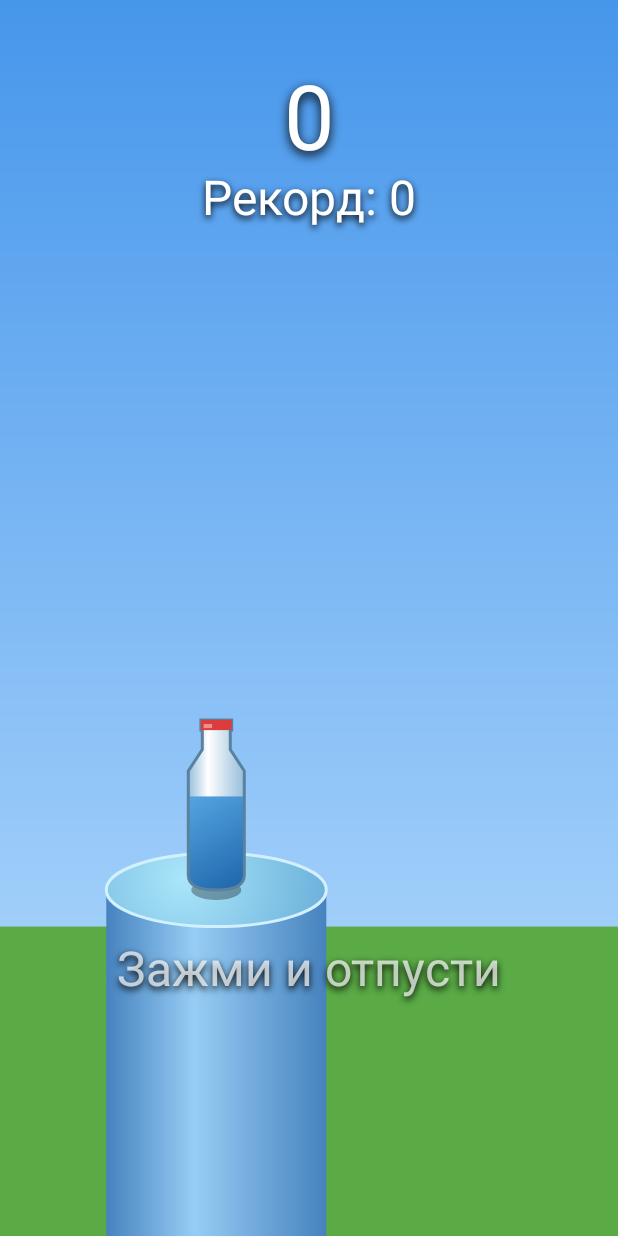
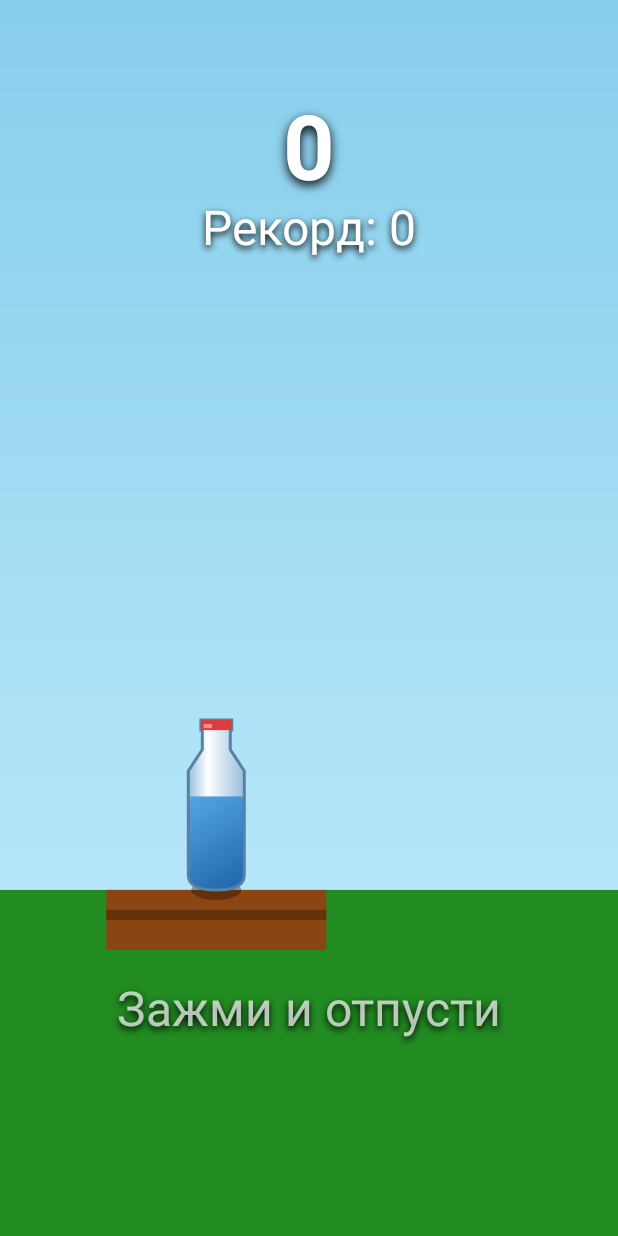
Before and after one commit to Nevesom1/BottleFlipGame, an Android app: the screen it shows after launch (MainActivity), on a phone screen of 412 x 824 dp. Run offline under Robolectric (Android 15) with nearby library versions, the phone set to English and light mode, and no system bars; our stand-ins replace AdMob; 1 statement that could not run was skipped.

Commit message:
Update GameView.kt

```diff
--- a/app/src/main/java/com/example/bottleflip/GameView.kt
+++ b/app/src/main/java/com/example/bottleflip/GameView.kt
@@ -7,15 +7,19 @@ import android.media.ToneGenerator
 import android.view.MotionEvent
 import android.view.View
 import kotlin.math.abs
-import kotlin.math.cos
 import kotlin.math.sin
 import kotlin.random.Random
 
 class GameView(context: Context) : View(context) {
 
-    // ДОБАВЛЕН STATE.MENU
     private enum class State { MENU, READY, CHARGING, FLYING, LANDED, GAMEOVER }
-    private var state = State.MENU // Игра начинается с меню!
+    private var state = State.MENU
+
+    // Локации
+    private enum class Theme {
+        BACKYARD, LIVING_ROOM, KITCHEN, GARAGE,
+        GARDEN, STORE, AIRPORT, SPACE
+    }
 
     private val prefs = context.getSharedPreferences("bottle_flip_prefs", Context.MODE_PRIVATE)
     private var best = prefs.getInt("best_score", 0)
@@ -27,34 +31,48 @@ class GameView(context: Context) : View(context) {
     private var bottleVY = 0f
     private var rot = 0f
     private var rotVel = 0f
+    private var scaleY = 1f
+    private var bounceVel = 0f
     private var camX = 0f
 
     private val bottleW = 56f
     private val bottleH = 170f
-    private val platformW = 220f
+
+    // Предметы (платформы)
+    private data class Item(val x: Float, val width: Float)
+    private val items = mutableListOf<Item>()
+    private var currentIdx = 0
 
     private val gravity = 1.2f
     private val launchVY = -30f
     private val minVX = 4f
     private val maxVX = 20f
-    private val minRotVel = 6f
-    private val maxRotVel = 24f
+    private val minRotVel = 7f
+    private val maxRotVel = 28f
     private val uprightTol = 70f
 
     private var chargeStart = 0L
     private var power = 0f
     private val maxChargeMs = 1000L
 
-    private val platforms = mutableListOf<Float>()
-    private var currentIdx = 0
     private var landTimer = 0
     private var score = 0
     private var initialized = false
     private var pulseTime = 0L
 
+    private val density = resources.displayMetrics.density
+    private val adBannerHeight = 60 * density
+
+    private val platformTopY: Float get() = height * 0.72f
+
+    // Текущая тема
+    private val currentTheme: Theme get() = Theme.values()[(score / 10) % Theme.values().size]
+
     // Paints
-    private val skyPaint = Paint()
-    private val groundPaint = Paint().apply { color = Color.rgb(90, 170, 70); isAntiAlias = true }
+    private val bgPaint = Paint().apply { isAntiAlias = true }
+    private val floorPaint = Paint().apply { isAntiAlias = true; color = Color.rgb(60, 60, 60) }
+    private val objectPaint = Paint().apply { isAntiAlias = true }
+    private val objectDetailPaint = Paint().apply { isAntiAlias = true }
     private val bottleBodyPaint = Paint().apply { isAntiAlias = true }
     private val waterPaint = Paint().apply { isAntiAlias = true }
     private val shadowPaint = Paint().apply { color = Color.argb(80, 0, 0, 0); isAntiAlias = true }
@@ -63,13 +81,9 @@ class GameView(context: Context) : View(context) {
     private val outlinePaint = Paint().apply {
         style = Paint.Style.STROKE; color = Color.rgb(90, 130, 160); strokeWidth = 3f; isAntiAlias = true
     }
-    private val platformSidePaint = Paint().apply { isAntiAlias = true }
-    private val platformTopPaint = Paint().apply { isAntiAlias = true }
-    private val platformEdgePaint = Paint().apply {
-        style = Paint.Style.STROKE; color = Color.rgb(210, 240, 255); strokeWidth = 3f; isAntiAlias = true
-    }
     private val textPaint = Paint().apply {
         color = Color.WHITE; textSize = 90f; textAlign = Paint.Align.CENTER; isAntiAlias = true
+        typeface = Typeface.create(Typeface.DEFAULT, Typeface.BOLD)
         setShadowLayer(8f, 0f, 4f, Color.BLACK)
     }
     private val titlePaint = Paint().apply {
@@ -92,9 +106,6 @@ class GameView(context: Context) : View(context) {
     }
     private val overlayPaint = Paint().apply { color = Color.argb(160, 0, 0, 0) }
 
-    private val platformTopY: Float get() = height * 0.72f
-    private val adBannerHeight = 150f // Примерная высота, чтобы UI не залезал под баннер
-
     override fun onSizeChanged(w: Int, h: Int, oldw: Int, oldh: Int) {
         super.onSizeChanged(w, h, oldw, oldh)
         if (!initialized) { initialized = true; reset() }
@@ -106,12 +117,13 @@ class GameView(context: Context) : View(context) {
     }
 
     private fun reset() {
-        platforms.clear()
-        platforms.add(200f)
-        repeat(6) { platforms.add(platforms.last() + pickDistance()) }
+        items.clear()
+        items.add(Item(200f, 220f))
+        repeat(6) { items.add(Item(items.last().x + pickDistance(), 160f + Random.nextFloat() * 100f)) }
         currentIdx = 0
-        bottleX = platforms[0]
+        bottleX = items[0].x
         bottleVX = 0f; bottleVY = 0f; rot = 0f; rotVel = 0f
+        scaleY = 1f; bounceVel = 0f
         camX = bottleX - width * 0.35f
         score = 0
         power = 0f
@@ -128,10 +140,12 @@ class GameView(context: Context) : View(context) {
     private fun snapBottle() {
         bottleY = platformTopY - bottleH / 2
         rot = 0f; bottleVX = 0f; bottleVY = 0f
+        scaleY = 1f
     }
 
     private fun update() {
         pulseTime += 16
+
         if (state == State.CHARGING) {
             power = ((System.currentTimeMillis() - chargeStart).toFloat() / maxChargeMs).coerceIn(0f, 1f)
         }
@@ -141,16 +155,26 @@ class GameView(context: Context) : View(context) {
                 bottleVY += gravity
                 bottleX += bottleVX
                 bottleY += bottleVY
+
+                rotVel *= 0.99f
                 rot += rotVel
+
                 checkLanding()
                 if (bottleY > height + 400) gameOver()
             }
             State.LANDED -> {
                 landTimer--
+                if (bounceVel > 0.1f || bounceVel < -0.1f) {
+                    scaleY += bounceVel
+                    bounceVel *= 0.8f
+                } else {
+                    scaleY = 1f
+                }
+
                 if (landTimer <= 0) {
                     currentIdx++
-                    while (currentIdx + 5 >= platforms.size)
-                        platforms.add(platforms.last() + pickDistance())
+                    while (currentIdx + 5 >= items.size)
+                        items.add(Item(items.last().x + pickDistance(), 160f + Random.nextFloat() * 100f))
                     snapBottle()
                     state = State.READY
                 }
@@ -174,13 +198,14 @@ class GameView(context: Context) : View(context) {
     private fun checkLanding() {
         if (bottleVY <= 0) return
         val rad = Math.toRadians(rot.toDouble())
-        val bottomOff = (bottleW / 2 * abs(sin(rad)) + bottleH / 2 * abs(cos(rad))).toFloat()
+        val bottomOff = (bottleW / 2 * abs(sin(rad)) + bottleH / 2 * abs(Math.cos(rad))).toFloat()
         val bottleBottom = bottleY + bottomOff
         if (bottleBottom < platformTopY) return
 
-        for (i in platforms.indices) {
-            val pX = platforms[i]
-            if (bottleX in (pX - platformW / 2)..(pX + platformW / 2)) {
+        for (i in items.indices) {
+            val item = items[i]
+            // Проверка, попали ли мы на предмет
+            if (bottleX in (item.x - item.width / 2)..(item.x + item.width / 2)) {
                 if (i == currentIdx + 1) {
                     val norm = ((rot % 360f) + 360f) % 360f
                     val upright = norm < uprightTol || norm > 360f - uprightTol
@@ -189,6 +214,8 @@ class GameView(context: Context) : View(context) {
                         state = State.LANDED
                         landTimer = 25
                         score++
+                        scaleY = 0.8f
+                        bounceVel = 0.05f
                         toneGen.startTone(ToneGenerator.TONE_PROP_ACK, 150)
                     } else {
                         bottleY = platformTopY - bottomOff
@@ -196,7 +223,7 @@ class GameView(context: Context) : View(context) {
                         gameOver()
                     }
                 } else {
-                    gameOver()
+                    gameOver() // Промахнулись мимо нужного предмета
                 }
                 return
             }
@@ -206,36 +233,34 @@ class GameView(context: Context) : View(context) {
     override fun onDraw(canvas: Canvas) {
         update()
 
-        // Отрисовка фона (всегда)
-        skyPaint.shader = LinearGradient(0f, 0f, 0f, height.toFloat(), Color.rgb(70, 150, 235), Color.rgb(190, 225, 255), Shader.TileMode.CLAMP)
-        canvas.drawRect(0f, 0f, width.toFloat(), height.toFloat(), skyPaint)
-        canvas.drawRect(0f, platformTopY + platformW / 6f, width.toFloat(), height.toFloat(), groundPaint)
+        val theme = currentTheme
+        drawBackground(canvas, theme)
 
-        // Логика отрисовки в зависимости от состояния
         if (state == State.MENU) {
             drawMenu(canvas)
         } else {
-            // Отрисовка игрового мира
-            for (pWorldX in platforms) {
-                val pX = pWorldX - camX
-                if (pX < -platformW || pX > width + platformW) continue
-                drawPlatform(canvas, pX)
+            // Рисуем предметы
+            for (i in items.indices) {
+                val item = items[i]
+                val pX = item.x - camX
+                if (pX < -item.width || pX > width + item.width) continue
+                drawItem(canvas, pX, item.width, theme)
             }
 
+            // Тень
             val shadowY = platformTopY
             val shadowScale = (1f - (shadowY - bottleY) / 800f).coerceIn(0.3f, 1f)
             canvas.drawOval(bottleX - camX - (bottleW/2) * shadowScale, shadowY - 10f, bottleX - camX + (bottleW/2) * shadowScale, shadowY + 10f, shadowPaint)
 
             drawBottle(canvas)
 
-            // HUD
-            canvas.drawText(score.toString(), width / 2f, 150f, textPaint)
-            canvas.drawText("Рекорд: $best", width / 2f, 215f, smallPaint)
+            canvas.drawText(score.toString(), width / 2f, 180f, textPaint)
+            canvas.drawText("Рекорд: $best", width / 2f, 245f, smallPaint)
 
             if (state == State.CHARGING) {
                 val bw = width * 0.65f
                 val bx = (width - bw) / 2f
-                val by = height - adBannerHeight - 100f // Поднимаем полосу над баннером
+                val by = height - adBannerHeight - 100f
                 val bh = 34f
                 canvas.drawRoundRect(bx, by, bx + bw, by + bh, 17f, 17f, powerBgPaint)
                 canvas.drawRoundRect(bx, by, bx + bw * power, by + bh, 17f, 17f, powerFillPaint)
@@ -244,7 +269,7 @@ class GameView(context: Context) : View(context) {
             if (state == State.READY) {
                 val alpha = (128 + 127 * sin(pulseTime / 300.0)).toInt()
                 smallPaint.alpha = alpha
-                canvas.drawText("Зажми и отпусти", width / 2f, height - adBannerHeight - 100f, smallPaint)
+                canvas.drawText("Зажми и отпусти", width / 2f, height - adBannerHeight - 120f, smallPaint)
                 smallPaint.alpha = 255
             }
 
@@ -259,15 +284,112 @@ class GameView(context: Context) : View(context) {
         postInvalidateOnAnimation()
     }
 
-    // НОВЫЙ МЕТОД ДЛЯ ОТРИСОВКИ МЕНЮ
+    private fun drawBackground(canvas: Canvas, theme: Theme) {
+        val bgColorTop: Int
+        val bgColorBottom: Int
+        val floorColor: Int
+
+        when (theme) {
+            Theme.BACKYARD -> { bgColorTop = Color.rgb(135, 206, 235); bgColorBottom = Color.rgb(200, 240, 255); floorColor = Color.rgb(34, 139, 34) }
+            Theme.LIVING_ROOM -> { bgColorTop = Color.rgb(220, 200, 180); bgColorBottom = Color.rgb(240, 220, 200); floorColor = Color.rgb(139, 69, 19) }
+            Theme.KITCHEN -> { bgColorTop = Color.rgb(255, 250, 240); bgColorBottom = Color.rgb(245, 245, 220); floorColor = Color.rgb(169, 169, 169) }
+            Theme.GARAGE -> { bgColorTop = Color.rgb(105, 105, 105); bgColorBottom = Color.rgb(150, 150, 150); floorColor = Color.rgb(80, 80, 80) }
+            Theme.GARDEN -> { bgColorTop = Color.rgb(152, 251, 152); bgColorBottom = Color.rgb(200, 255, 200); floorColor = Color.rgb(34, 139, 34) }
+            Theme.STORE -> { bgColorTop = Color.rgb(230, 230, 250); bgColorBottom = Color.rgb(255, 255, 255); floorColor = Color.rgb(200, 200, 200) }
+            Theme.AIRPORT -> { bgColorTop = Color.rgb(176, 196, 222); bgColorBottom = Color.rgb(200, 220, 250); floorColor = Color.rgb(112, 128, 144) }
+            Theme.SPACE -> { bgColorTop = Color.BLACK; bgColorBottom = Color.rgb(25, 25, 112); floorColor = Color.rgb(50, 50, 50) }
+        }
+
+        bgPaint.shader = LinearGradient(0f, 0f, 0f, height.toFloat(), bgColorTop, bgColorBottom, Shader.TileMode.CLAMP)
+        canvas.drawRect(0f, 0f, width.toFloat(), height.toFloat(), bgPaint)
+
+        // Пол
+        floorPaint.color = floorColor
+        canvas.drawRect(0f, platformTopY, width.toFloat(), height.toFloat(), floorPaint)
+    }
+
+    private fun drawItem(canvas: Canvas, x: Float, w: Float, theme: Theme) {
+        val topY = platformTopY
+        val hw = w / 2
+
+        when (theme) {
+            Theme.BACKYARD -> {
+                // Лавочка / ящик
+                objectPaint.color = Color.rgb(139, 69, 19) // Дерево
+                canvas.drawRect(x - hw, topY, x + hw, topY + 60f, objectPaint)
+                objectDetailPaint.color = Color.rgb(100, 50, 10)
+                canvas.drawRect(x - hw, topY + 20f, x + hw, topY + 30f, objectDetailPaint)
+            }
+            Theme.LIVING_ROOM -> {
+                // Диван
+                objectPaint.color = Color.rgb(200, 50, 50) // Красный диван
+                canvas.drawRoundRect(x - hw, topY, x + hw, topY + 80f, 20f, 20f, objectPaint)
+                objectDetailPaint.color = Color.rgb(150, 30, 30)
+                canvas.drawRoundRect(x - hw + 10f, topY + 10f, x - hw + w/2 - 10f, topY + 60f, 10f, 10f, objectDetailPaint)
+                canvas.drawRoundRect(x - hw + w/2 + 10f, topY + 10f, x + hw - 10f, topY + 60f, 10f, 10f, objectDetailPaint)
+            }
+            Theme.KITCHEN -> {
+                // Стол
+                objectPaint.color = Color.rgb(160, 82, 45) // Деревянный стол
+                canvas.drawRect(x - hw, topY, x + hw, topY + 20f, objectPaint)
+                canvas.drawRect(x - hw + 20f, topY + 20f, x - hw + 40f, topY + 120f, objectPaint) // Ножка
+                canvas.drawRect(x + hw - 40f, topY + 20f, x + hw - 20f, topY + 120f, objectPaint) // Ножка
+            }
+            Theme.GARAGE -> {
+                // Колесо / бочка
+                objectPaint.color = Color.rgb(40, 40, 40)
+                canvas.drawRoundRect(x - hw, topY, x + hw, topY + 100f, 30f, 30f, objectPaint)
+                objectDetailPaint.color = Color.rgb(80, 80, 80)
+                canvas.drawCircle(x, topY + 50f, hw * 0.6f, objectDetailPaint)
+            }
+            Theme.GARDEN -> {
+                // Клумба / куст
+                objectPaint.color = Color.rgb(34, 139, 34)
+                canvas.drawOval(x - hw, topY - 20f, x + hw, topY + 60f, objectPaint)
+            }
+            Theme.STORE -> {
+                // Коробка / стеллаж
+                objectPaint.color = Color.rgb(210, 180, 140)
+                canvas.drawRect(x - hw, topY, x + hw, topY + 100f, objectPaint)
+                objectDetailPaint.color = Color.rgb(180, 150, 110)
+                canvas.drawRect(x - hw + 10f, topY + 10f, x + hw - 10f, topY + 50f, objectDetailPaint)
+            }
+            Theme.AIRPORT -> {
+                // Крыло самолета
+                objectPaint.color = Color.rgb(200, 200, 200)
+                val path = Path().apply {
+                    moveTo(x - hw, topY + 30f)
+                    lineTo(x + hw, topY)
+                    lineTo(x + hw, topY + 40f)
+                    lineTo(x - hw, topY + 70f)
+                    close()
+                }
+                canvas.drawPath(path, objectPaint)
+            }
+            Theme.SPACE -> {
+                // Метеорит (многоугольник)
+                objectPaint.color = Color.rgb(100, 100, 100)
+                val path = Path().apply {
+                    moveTo(x - hw, topY + 20f)
+                    lineTo(x - hw * 0.5f, topY)
+                    lineTo(x + hw * 0.3f, topY + 10f)
+                    lineTo(x + hw, topY + 40f)
+                    lineTo(x + hw * 0.6f, topY + 80f)
+                    lineTo(x - hw * 0.4f, topY + 70f)
+                    close()
+                }
+                canvas.drawPath(path, objectPaint)
+            }
+        }
+    }
+
     private fun drawMenu(canvas: Canvas) {
         canvas.drawText("BOTTLE", width / 2f, height / 2f - 200f, titlePaint)
         canvas.drawText("FLIP", width / 2f, height / 2f - 80f, titlePaint)
 
         canvas.drawText("Рекорд: $best", width / 2f, height / 2f + 20f, smallPaint)
 
-        // Рисуем кнопку "Играть"
-        val btnW = 400f
+        val btnW = width * 0.7f
         val btnH = 120f
         val btnX = width / 2f - btnW / 2
         val btnY = height / 2f + 100f
@@ -282,32 +404,22 @@ class GameView(context: Context) : View(context) {
         canvas.drawText("ИГРАТЬ", width / 2f, btnY + btnH / 2f + 20f, playTextPaint)
     }
 
-    private fun drawPlatform(canvas: Canvas, screenX: Float) {
-        val topY = platformTopY
-        val bottomY = height + 60f
-        val hw = platformW / 2
-        val ry = platformW / 6f
-
-        platformSidePaint.shader = LinearGradient(screenX - hw, 0f, screenX + hw, 0f, intArrayOf(Color.rgb(70, 130, 190), Color.rgb(150, 205, 245), Color.rgb(70, 130, 190)), floatArrayOf(0f, 0.4f, 1f), Shader.TileMode.CLAMP)
-        canvas.drawRect(screenX - hw, topY, screenX + hw, bottomY, platformSidePaint)
-
-        platformTopPaint.shader = RadialGradient(screenX - hw * 0.3f, topY - ry * 0.3f, platformW * 0.75f, intArrayOf(Color.rgb(170, 230, 250), Color.rgb(100, 170, 215)), floatArrayOf(0f, 1f), Shader.TileMode.CLAMP)
-        canvas.drawOval(screenX - hw, topY - ry, screenX + hw, topY + ry, platformTopPaint)
-        canvas.drawOval(screenX - hw, topY - ry, screenX + hw, topY + ry, platformEdgePaint)
-    }
-
     private fun drawBottle(canvas: Canvas) {
         canvas.save()
         canvas.translate(bottleX - camX, bottleY)
+        canvas.scale(1f, scaleY)
         canvas.rotate(rot)
 
         val hw = bottleW / 2
         val hh = bottleH / 2
-        val bodyBottom = hh
-        val bodyTop = -hh * 0.40f
-        val shoulderTop = -hh * 0.65f
-        val neckTop = -hh * 0.88f
-        val capTop = -hh
+        val comOffset = hh * 0.2f
+        canvas.translate(0f, comOffset)
+
+        val bodyBottom = hh - comOffset
+        val bodyTop = -hh * 0.40f - comOffset
+        val shoulderTop = -hh * 0.65f - comOffset
+        val neckTop = -hh * 0.88f - comOffset
+        val capTop = -hh - comOffset
 
         val path = Path().apply {
             moveTo(-hw, bodyBottom - 15f)
@@ -331,13 +443,12 @@ class GameView(context: Context) : View(context) {
 
         canvas.save()
         canvas.clipPath(path)
-        val waterTop = hh - bottleH * 0.55f
-        waterPaint.shader = LinearGradient(-hw, waterTop, hw, hh, Color.rgb(85, 165, 225), Color.rgb(30, 100, 170), Shader.TileMode.CLAMP)
-        canvas.drawRect(-hw, waterTop, hw, hh, waterPaint)
+        val waterTop = bodyBottom - bottleH * 0.55f
+        waterPaint.shader = LinearGradient(-hw, waterTop, hw, bodyBottom, Color.rgb(85, 165, 225), Color.rgb(30, 100, 170), Shader.TileMode.CLAMP)
+        canvas.drawRect(-hw, waterTop, hw, bodyBottom, waterPaint)
         canvas.restore()
 
         canvas.drawPath(path, outlinePaint)
-
         canvas.drawRect(-hw * 0.55f, capTop, hw * 0.55f, neckTop, capPaint)
         canvas.drawRect(-hw * 0.45f, capTop + 4f, -hw * 0.15f, neckTop - 2f, capHiPaint)
 
@@ -348,11 +459,11 @@ class GameView(context: Context) : View(context) {
         when (event.action) {
             MotionEvent.ACTION_DOWN -> {
                 if (state == State.MENU) {
-                    // Проверяем, попал ли игрок по кнопке "Играть" (примерные координаты)
-                    val btnX = width / 2f - 200f
+                    val btnW = width * 0.7f
+                    val btnX = width / 2f - btnW / 2
                     val btnY = height / 2f + 100f
-                    if (event.x in btnX..(btnX + 400f) && event.y in btnY..(btnY + 120f)) {
-                        reset() // Запускаем игру
+                    if (event.x in btnX..(btnX + btnW) && event.y in btnY..(btnY + 120f)) {
+                        reset()
                     }
                 } else if (state == State.READY) {
                     state = State.CHARGING
```
